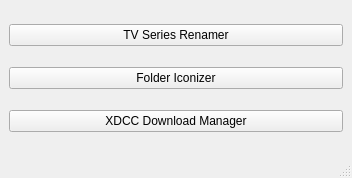
First picture: the form in toktokkie/ui/qt/qt_designer/start_page.ui, repository namboy94/toktokkie, before the edit.
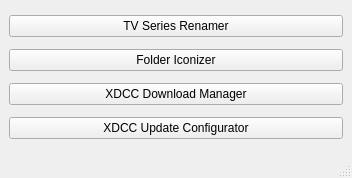
Second picture: the form after the edit.

Patch:
```diff
--- a/toktokkie/ui/qt/qt_designer/start_page.ui
+++ b/toktokkie/ui/qt/qt_designer/start_page.ui
@@ -36,6 +36,13 @@
       </property>
      </widget>
     </item>
+    <item row="4" column="0">
+     <widget class="QPushButton" name="xdcc_update_configurator">
+      <property name="text">
+       <string>XDCC Update Configurator</string>
+      </property>
+     </widget>
+    </item>
    </layout>
   </widget>
   <widget class="QStatusBar" name="statusbar"/>
```
